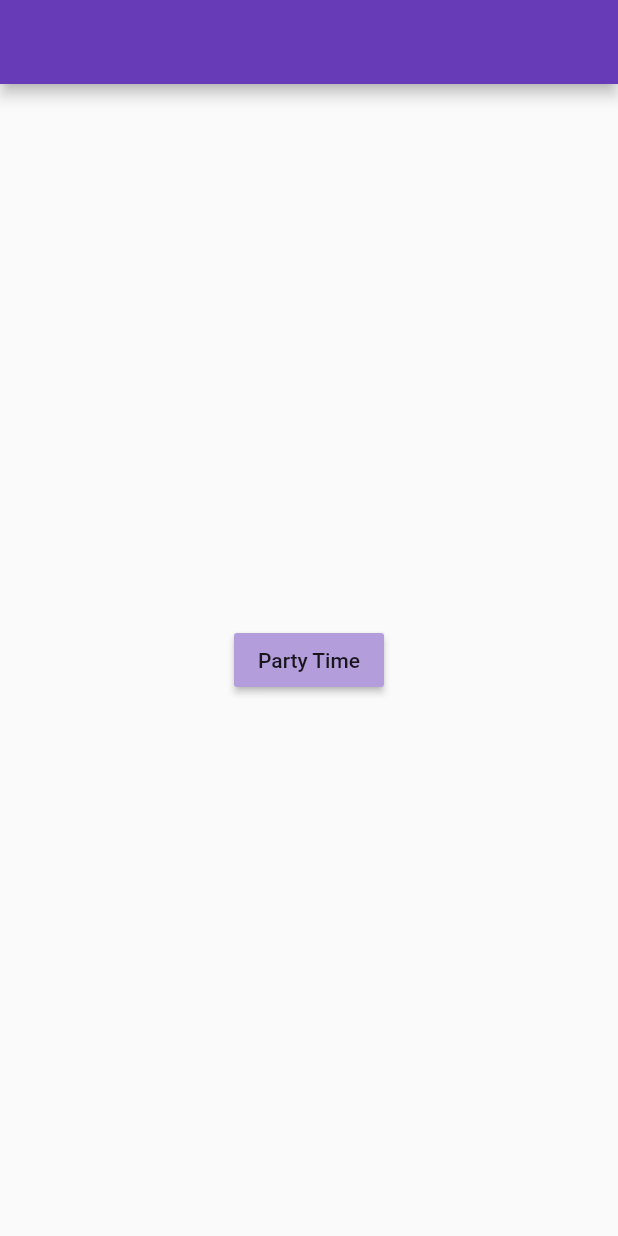
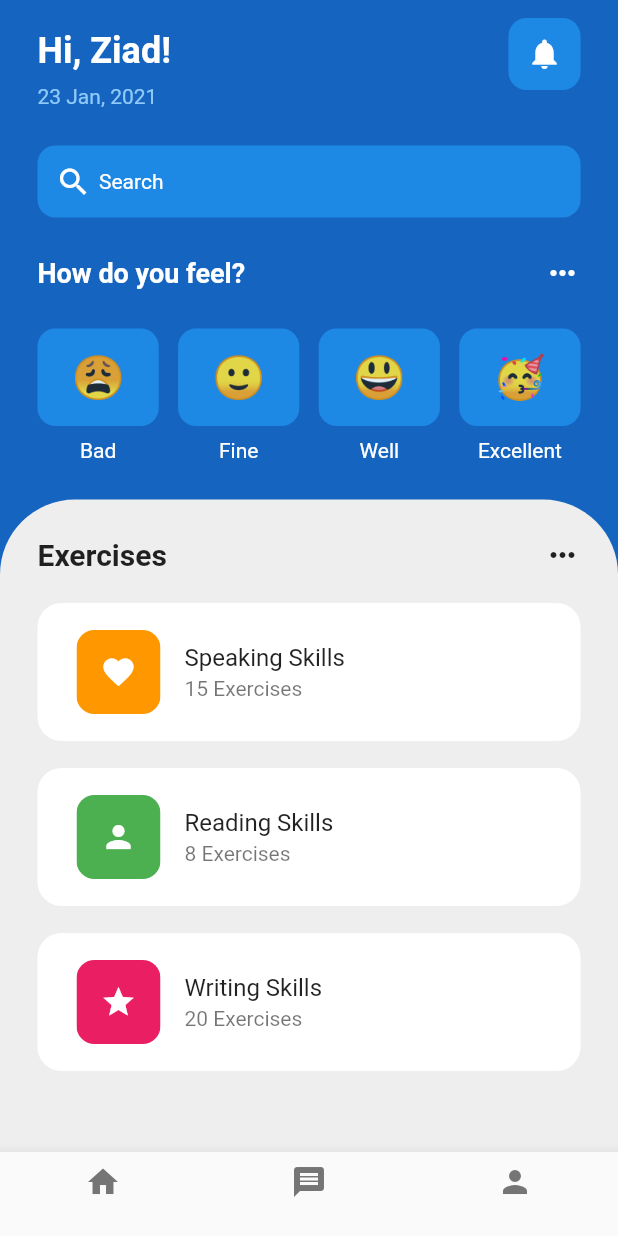
Before and after one commit to losziad/flutter_ui, a Flutter app: the screen it shows after launch, on a phone screen of 412 x 824 dp. Run offline on Flutter 3.47's test engine with Material 2 defaults, Android fonts, the phone set to English and light mode, and no system bars; our stand-ins replace confetti.

Commit message:
Finish From Health UI, It's Amazing

```diff
--- /dev/null
+++ b/lib/UI/health/health_ui.dart
@@ -0,0 +1,273 @@
+import 'package:flutter/material.dart';
+import 'package:flutter_ui/UI/health/utils/emoticon_face.dart';
+import 'package:flutter_ui/UI/health/utils/exercises_tile.dart';
+
+class Health extends StatelessWidget {
+  const Health({Key? key}) : super(key: key);
+
+  @override
+  Widget build(BuildContext context) {
+    return Scaffold(
+      bottomNavigationBar: BottomNavigationBar(
+        items: [
+          BottomNavigationBarItem(
+              icon: Icon(Icons.home,color: Colors.grey[600],),
+              label: ''
+          ),
+          BottomNavigationBarItem(
+              icon: Icon(Icons.message,color: Colors.grey[600],),
+              label: ''
+          ),
+          BottomNavigationBarItem(
+              icon: Icon(Icons.person,color: Colors.grey[600],),
+              label: ''
+          ),
+        ],
+      ),
+      backgroundColor: Colors.blue[800],
+      body: SafeArea(
+        child: Column(
+          children: [
+            Padding(
+              padding: const EdgeInsets.symmetric(horizontal: 25.0),
+              child: Column(
+                children: [
+                  Row(
+                    mainAxisAlignment: MainAxisAlignment.spaceBetween,
+                    children: [
+                      Column(
+                        crossAxisAlignment: CrossAxisAlignment.start,
+                        children: [
+                          SizedBox(
+                            height: 20.0,
+                          ),
+                          Text(
+                            'Hi, Ziad!',
+                            style: TextStyle(
+                              fontSize: 24.0,
+                              fontWeight: FontWeight.bold,
+                              color: Colors.white,
+                            ),
+                          ),
+                          SizedBox(
+                            height: 8.0,
+                          ),
+                          Text(
+                            '23 Jan, 2021',
+                            style: TextStyle(
+                              color: Colors.blue[200],
+                            ),
+                          ),
+                        ],
+                      ),
+
+                      //Notifications
+                      Container(
+                        decoration: BoxDecoration(
+                          color: Colors.blue[600],
+                          borderRadius: BorderRadius.circular(12.0),
+                        ),
+                        child: Padding(
+                          padding: const EdgeInsets.all(12.0),
+                          child: Icon(
+                            Icons.notifications,
+                            color: Colors.white,
+                          ),
+                        ),
+                      ),
+                    ],
+                  ),
+                  SizedBox(
+                    height: 25.0,
+                  ),
+                  //Search Bar
+                  Container(
+                    decoration: BoxDecoration(
+                      color: Colors.blue[600],
+                      borderRadius: BorderRadius.circular(12.0),
+
+                    ),
+                    padding: EdgeInsets.all(12.0),
+                    child: Row(
+                      children: [
+                        Icon(
+                          Icons.search,
+                          color: Colors.white,
+                        ),
+                        SizedBox(
+                          width: 5.0,
+                        ),
+                        Text(
+                          'Search',
+                          style: TextStyle(
+                            color: Colors.white,
+                          ),
+                        ),
+                      ],
+                    ),
+                  ),
+                  SizedBox(
+                    height: 25.0,
+                  ),
+                  Row(
+                    mainAxisAlignment: MainAxisAlignment.spaceBetween,
+                    children: [
+                      Text(
+                        'How do you feel?',
+                        style: TextStyle(
+                          fontSize: 18.0,
+                          fontWeight: FontWeight.bold,
+                          color: Colors.white,
+                        ),
+                      ),
+                      Icon(
+                        Icons.more_horiz,
+                        color: Colors.white,
+                      ),
+                    ],
+                  ),
+                  SizedBox(
+                    height: 25.0,
+                  ),
+                  //4 Different Faces
+                  Row(
+                    mainAxisAlignment: MainAxisAlignment.spaceBetween,
+                    children: [
+                      Column(
+                        children: [
+                          EmoticonFace(
+                            emoticonFace: ' 😩 ',
+                          ),
+                          SizedBox(
+                            height: 8.0,
+                          ),
+                          Text(
+                            'Bad',
+                            style: TextStyle(
+                              color: Colors.white,
+                            ),
+                          ),
+                        ],
+                      ),
+                      Column(
+                        children: [
+                          EmoticonFace(
+                            emoticonFace: ' 🙂 ',
+                          ),
+                          SizedBox(
+                            height: 8.0,
+                          ),
+                          Text(
+                            'Fine',
+                            style: TextStyle(
+                              color: Colors.white,
+                            ),
+                          ),
+                        ],
+                      ),
+                      Column(
+                        children: [
+                          EmoticonFace(
+                            emoticonFace: ' 😃 ',
+                          ),
+                          SizedBox(
+                            height: 8.0,
+                          ),
+                          Text(
+                            'Well',
+                            style: TextStyle(
+                              color: Colors.white,
+                            ),
+                          ),
+                        ],
+                      ),
+                      Column(
+                        children: [
+                          EmoticonFace(
+                            emoticonFace: ' 🥳 ',
+                          ),
+                          SizedBox(
+                            height: 8.0,
+                          ),
+                          Text(
+                            'Excellent',
+                            style: TextStyle(
+                              color: Colors.white,
+                            ),
+                          ),
+                        ],
+                      ),
+
+                    ],
+                  ),
+                ],
+              ),
+            ),
+            SizedBox(
+              height: 25.0,
+            ),
+            Expanded(
+              child: Container(
+                padding: EdgeInsets.all(25.0),
+                decoration: BoxDecoration(
+                    color: Colors.grey[200],
+                    borderRadius: BorderRadius.only(
+                    topRight: Radius.circular(50.0),
+                    topLeft: Radius.circular(50.0),
+                  )
+                ),
+                child: Center(
+                  child: Column(
+                    children: [
+                      Row(
+                        mainAxisAlignment: MainAxisAlignment.spaceBetween,
+                        children: [
+                          Text(
+                            'Exercises',
+                            style: TextStyle(
+                              fontWeight: FontWeight.bold,
+                              fontSize: 20.0,
+                            ),
+                          ),
+                          Icon(Icons.more_horiz),
+                        ],
+                      ),
+                      SizedBox(
+                        height: 20.0,
+                      ),
+                      //List View Of Exercises
+                      Expanded(
+                        child: ListView(
+                          children: [
+                            ExercisesTile(
+                              icon: Icons.favorite,
+                              exerciseName: 'Speaking Skills',
+                              numberOfExercise: 15,
+                              color: Colors.orange,
+                            ),
+                            ExercisesTile(
+                              icon: Icons.person,
+                              exerciseName: 'Reading Skills',
+                              numberOfExercise: 8,
+                              color: Colors.green,
+                            ),
+                            ExercisesTile(
+                              icon: Icons.star,
+                              exerciseName: 'Writing Skills',
+                              numberOfExercise: 20,
+                              color: Colors.pink,
+                            ),
+                          ],
+                        ),
+                      ),
+                    ],
+                  ),
+                ),
+              ),
+            ),
+          ],
+        ),
+      ),
+    );
+  }
+}
--- /dev/null
+++ b/lib/UI/health/utils/emoticon_face.dart
@@ -0,0 +1,26 @@
+import 'package:flutter/material.dart';
+
+class EmoticonFace extends StatelessWidget {
+   EmoticonFace({Key? key,required this.emoticonFace}) : super(key: key);
+  final String emoticonFace;
+  @override
+  Widget build(BuildContext context) {
+    return  Container(
+      decoration: BoxDecoration(
+        color: Colors.blue[600],
+        borderRadius: BorderRadius.circular(12.0),
+      ),
+      child: Padding(
+        padding: const EdgeInsets.all(16.0),
+        child: Center(
+          child: Text(
+            emoticonFace,
+            style: TextStyle(
+              fontSize: 28.0,
+            ),
+          ),
+        ),
+      ),
+    );
+  }
+}
--- /dev/null
+++ b/lib/UI/health/utils/exercises_tile.dart
@@ -0,0 +1,46 @@
+import 'package:flutter/material.dart';
+
+class ExercisesTile extends StatelessWidget {
+   ExercisesTile({Key? key,required this.color ,required this.exerciseName, required this.icon, required this.numberOfExercise}) : super(key: key);
+  final icon;
+  final String exerciseName;
+  final int numberOfExercise;
+  final color;
+  @override
+  Widget build(BuildContext context) {
+    return Padding(
+      padding: const EdgeInsets.only(
+        bottom: 18.0,
+      ),
+      child: Container(
+        decoration: BoxDecoration(
+          color: Colors.white,
+          borderRadius: BorderRadius.circular(16.0),
+        ),
+        child: Padding(
+          padding: const EdgeInsets.all(10.0),
+          child: ListTile(
+            leading: ClipRRect(
+              borderRadius: BorderRadius.circular(12.0),
+              child: Container(
+                padding: EdgeInsets.all(16.0),
+                color: color,
+                child: Icon(
+                  icon,
+                  color: Colors.white,
+                ),
+              ),
+            ),
+            title: Text(
+              exerciseName,
+            ),
+            subtitle: Text(
+              numberOfExercise.toString()+' Exercises',
+            ),
+
+          ),
+        ),
+      ),
+    );
+  }
+}
--- a/lib/home_page.dart
+++ b/lib/home_page.dart
@@ -3,6 +3,9 @@ import 'dart:math';
 import 'package:confetti/confetti.dart';
 import 'package:flutter/material.dart';
 import 'package:flutter_ui/UI/confetti_package/confetti_package.dart';
+import 'package:flutter_ui/UI/health/health_ui.dart';
+import 'package:flutter_ui/UI/health/utils/emoticon_face.dart';
+import 'package:flutter_ui/UI/health/utils/exercises_tile.dart';
 import 'package:flutter_ui/UI/neu_button/neu_button.dart';
 
 class HomePage extends StatefulWidget {
@@ -42,7 +45,7 @@ class _HomePageState extends State<HomePage> {
   Widget build(BuildContext context) {
     return Scaffold(
       body: Center(
-        child: ConfettiPackage(),
+        child: Health(),
       ),
     );
   }
```
